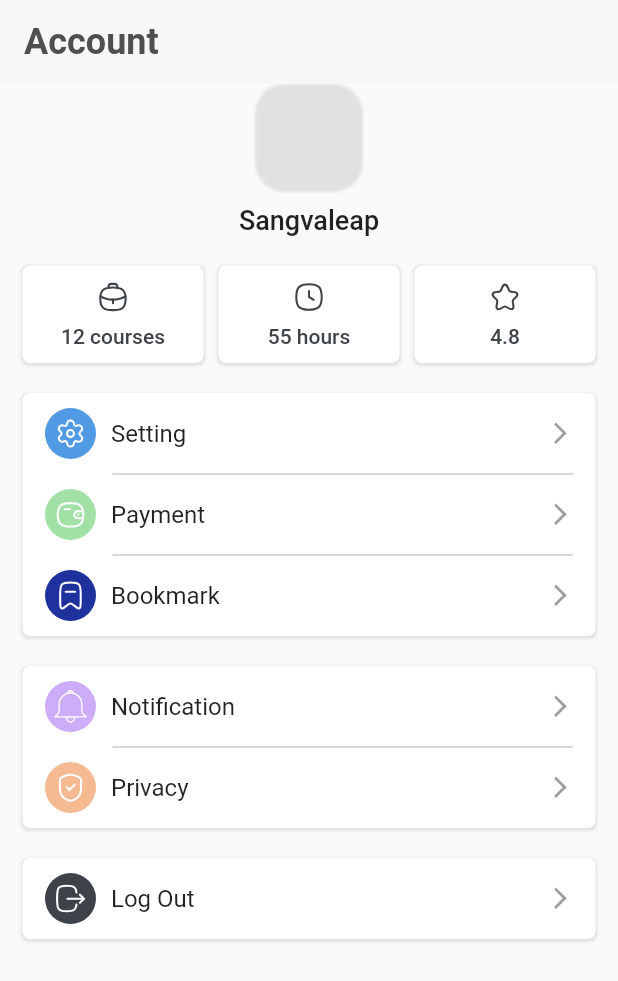
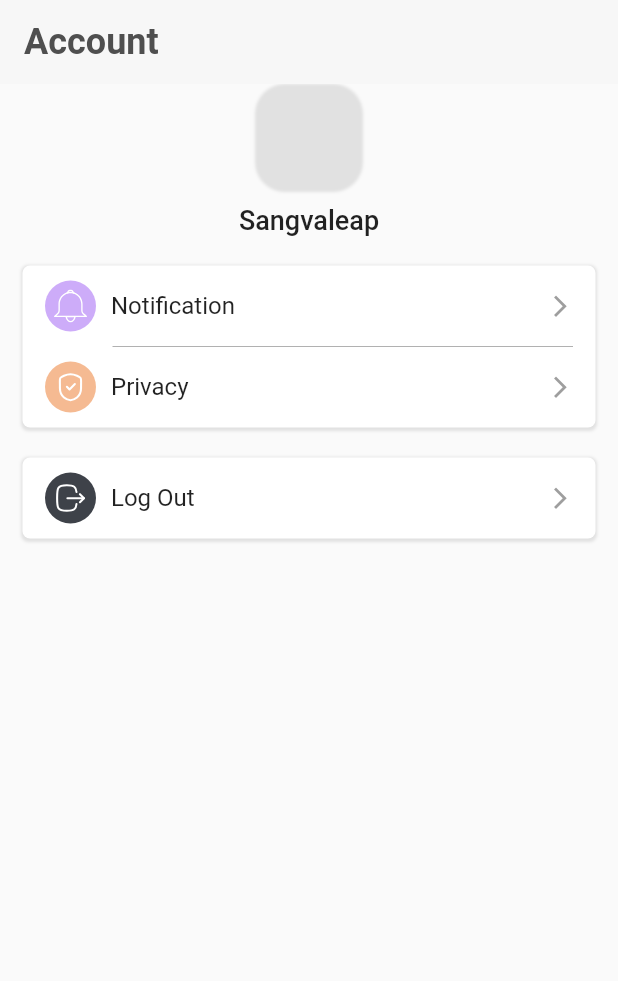
Before and after one commit to kennedyowusu/forum_mobile, a Flutter app: the AccountPage widget shown alone on an empty page, opened directly, on a phone screen of 412 x 824 dp. Shown: the top 981 px of the screen. Run offline on Flutter 3.47's test engine with Material 2 defaults, Android fonts, the phone set to English and light mode, and no system bars; drawn by our look-alikes of cached_network_image; our stand-ins replace carousel_slider, flutter_svg, font_awesome_flutter, get, get_storage; accounts and stored records are empty; network calls fail.

```diff
--- a/lib/screens/account.dart
+++ b/lib/screens/account.dart
@@ -4,7 +4,6 @@ import 'package:online_course/controller/authentication.dart';
 import 'package:online_course/theme/color.dart';
 import 'package:online_course/utils/data.dart';
 import 'package:online_course/widgets/custom_image.dart';
-import 'package:online_course/widgets/setting_box.dart';
 import 'package:online_course/widgets/setting_item.dart';
 
 class AccountPage extends StatefulWidget {
@@ -19,16 +18,19 @@ class _AccountPageState extends State<AccountPage> {
       Get.put(AuthenticationController());
   @override
   Widget build(BuildContext context) {
-    return CustomScrollView(
+    return SafeArea(
+      child: CustomScrollView(
         slivers: <Widget>[
           SliverAppBar(
             backgroundColor: appBgColor,
             pinned: true,
             snap: true,
             floating: true,
-            title: getHeader()),
+            title: getHeader(),
+          ),
           SliverToBoxAdapter(child: getBody())
         ],
+      ),
     );
   }
 
@@ -73,90 +75,7 @@ class _AccountPageState extends State<AccountPage> {
             height: 20,
           ),
           Container(
-            child: Row(
-              mainAxisAlignment: MainAxisAlignment.spaceBetween,
-              children: [
-                Expanded(
-                    child: SettingBox(
-                  title: "12 courses",
-                  icon: "assets/icons/work.svg",
-                )),
-                SizedBox(
-                  width: 10,
-                ),
-                Expanded(
-                    child: SettingBox(
-                  title: "55 hours",
-                  icon: "assets/icons/time.svg",
-                )),
-                SizedBox(
-                  width: 10,
-                ),
-                Expanded(
-                    child: SettingBox(
-                  title: "4.8",
-                  icon: "assets/icons/star.svg",
-                )),
-              ],
-            ),
-          ),
-          SizedBox(
-            height: 20,
-          ),
-          Container(
-            padding: const EdgeInsets.only(left: 15, right: 15),
-            decoration: BoxDecoration(
-              borderRadius: BorderRadius.circular(5),
-              color: cardColor,
-              boxShadow: [
-                BoxShadow(
-                  color: shadowColor.withOpacity(0.1),
-                  spreadRadius: 1,
-                  blurRadius: 1,
-                  offset: Offset(0, 1), // changes position of shadow
-                ),
-              ],
-            ),
-            child: Column(children: [
-              SettingItem(
-                title: "Setting",
-                leadingIcon: "assets/icons/setting.svg",
-                bgIconColor: blue,
-                onTap: () {},
-              ),
-              Padding(
-                padding: const EdgeInsets.only(left: 45),
-                child: Divider(
-                  height: 0,
-                  color: Colors.grey.withOpacity(0.8),
-                ),
-              ),
-              SettingItem(
-                title: "Payment",
-                leadingIcon: "assets/icons/wallet.svg",
-                bgIconColor: green,
-                onTap: () {},
-              ),
-              Padding(
-                padding: const EdgeInsets.only(left: 45),
-                child: Divider(
-                  height: 0,
-                  color: Colors.grey.withOpacity(0.8),
-                ),
-              ),
-              SettingItem(
-                title: "Bookmark",
-                leadingIcon: "assets/icons/bookmark.svg",
-                bgIconColor: primary,
-                onTap: () {},
-              ),
-            ]),
-          ),
-          SizedBox(
-            height: 20,
-          ),
-          Container(
-            padding: const EdgeInsets.only(left: 15, right: 15),
+            padding: EdgeInsets.only(left: 15, right: 15),
             decoration: BoxDecoration(
               borderRadius: BorderRadius.circular(5),
               color: cardColor,
@@ -208,7 +127,8 @@ class _AccountPageState extends State<AccountPage> {
                 ),
               ],
             ),
-            child: Column(children: [
+            child: Column(
+              children: [
                 SettingItem(
                   title: "Log Out",
                   leadingIcon: "assets/icons/logout.svg",
@@ -217,7 +137,8 @@ class _AccountPageState extends State<AccountPage> {
                     _authenticationController.logoutUser();
                   },
                 ),
-            ]),
+              ],
+            ),
           ),
         ],
       ),
--- a/lib/widgets/setting_box.dart
+++ /dev/null
@@ -1,36 +0,0 @@
-import 'package:flutter/material.dart';
-import 'package:flutter_svg/flutter_svg.dart';
-import 'package:online_course/theme/color.dart';
-
-class SettingBox extends StatelessWidget {
-  SettingBox({ Key? key, required this.title, required this.icon, this.color = darker }) : super(key: key);
-  final title;
-  final String icon;
-  final Color color;
-
-  @override
-  Widget build(BuildContext context) {
-    return Container(
-      padding: const EdgeInsets.all(10),
-      decoration: BoxDecoration(
-        borderRadius: BorderRadius.circular(5),
-        color: Colors.white,
-        boxShadow: [
-          BoxShadow(
-            color: shadowColor.withOpacity(0.1),
-            spreadRadius: 1,
-            blurRadius: 1,
-            offset: Offset(0, 1), // changes position of shadow
-          ),
-        ],
-      ),
-      child: Column(
-        children: [
-          SvgPicture.asset(icon, color: color, width: 22, height: 22,),
-          SizedBox(height: 7,),
-          Text(title, style: TextStyle(color: color, fontSize: 14, fontWeight: FontWeight.w500),)
-        ],
-      ),
-    );
-  }
-}
```
Also changed, not shown: lib/screens/chat.dart (deleted, +0 -71 lines), lib/screens/root_app.dart (+38 -50 lines), lib/widgets/bottombar_item.dart (+20 -11 lines), lib/widgets/category_box.dart (deleted, +0 -46 lines), lib/widgets/chat_item.dart (deleted, +0 -86 lines), lib/widgets/chat_notify.dart (deleted, +0 -25 lines), lib/widgets/notification_box.dart (deleted, +0 -36 lines), lib/widgets/recommend_item.dart (deleted, +0 -65 lines). Lines whose indentation alone changed are shown as unchanged.
